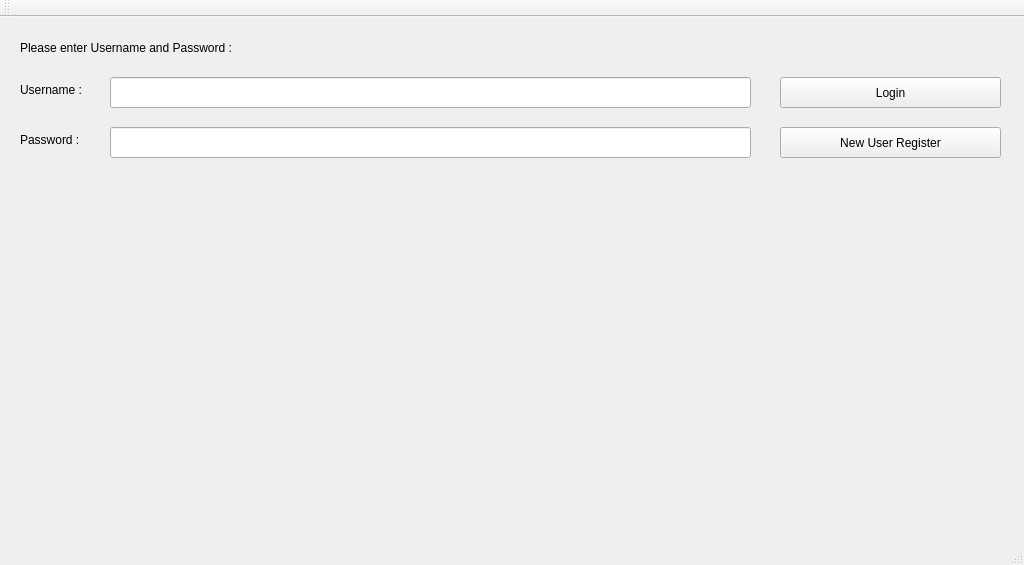
First picture: the form in GUI_Qt/SmartScale/login.ui, repository twschung/IoT-Smart-Scale, before the edit.
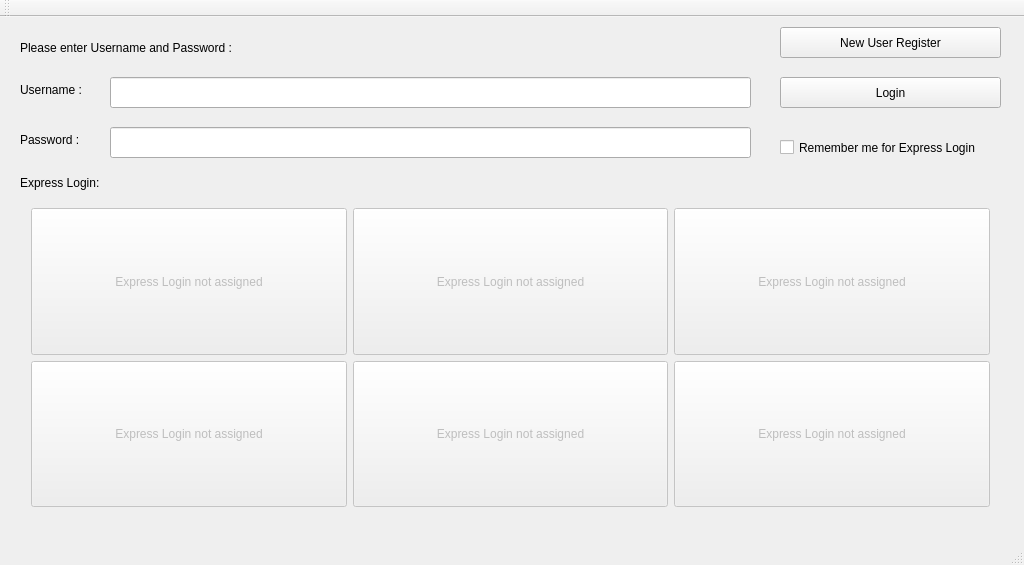
Second picture: the form after the edit.

Commit message: Added Express Login Feature

```diff
--- a/GUI_Qt/SmartScale/login.ui
+++ b/GUI_Qt/SmartScale/login.ui
@@ -31,7 +31,7 @@
     <property name="geometry">
      <rect>
       <x>780</x>
-      <y>110</y>
+      <y>10</y>
       <width>221</width>
       <height>31</height>
      </rect>
@@ -71,7 +71,7 @@
      <rect>
       <x>20</x>
       <y>10</y>
-      <width>271</width>
+      <width>281</width>
       <height>41</height>
      </rect>
     </property>
@@ -112,8 +112,8 @@
     <property name="geometry">
      <rect>
       <x>290</x>
-      <y>20</y>
-      <width>711</width>
+      <y>10</y>
+      <width>461</width>
       <height>31</height>
      </rect>
     </property>
@@ -128,6 +128,143 @@
      <string/>
     </property>
    </widget>
+   <widget class="QWidget" name="gridLayoutWidget">
+    <property name="geometry">
+     <rect>
+      <x>20</x>
+      <y>180</y>
+      <width>981</width>
+      <height>321</height>
+     </rect>
+    </property>
+    <layout class="QGridLayout" name="gridLayout">
+     <property name="sizeConstraint">
+      <enum>QLayout::SetDefaultConstraint</enum>
+     </property>
+     <item row="0" column="1">
+      <widget class="QPushButton" name="btnExpressUser_2">
+       <property name="enabled">
+        <bool>false</bool>
+       </property>
+       <property name="sizePolicy">
+        <sizepolicy hsizetype="Minimum" vsizetype="Expanding">
+         <horstretch>0</horstretch>
+         <verstretch>0</verstretch>
+        </sizepolicy>
+       </property>
+       <property name="text">
+        <string>Express Login not assigned</string>
+       </property>
+      </widget>
+     </item>
+     <item row="1" column="1">
+      <widget class="QPushButton" name="btnExpressUser_5">
+       <property name="enabled">
+        <bool>false</bool>
+       </property>
+       <property name="sizePolicy">
+        <sizepolicy hsizetype="Minimum" vsizetype="Expanding">
+         <horstretch>0</horstretch>
+         <verstretch>0</verstretch>
+        </sizepolicy>
+       </property>
+       <property name="text">
+        <string>Express Login not assigned</string>
+       </property>
+      </widget>
+     </item>
+     <item row="0" column="0">
+      <widget class="QPushButton" name="btnExpressUser_1">
+       <property name="enabled">
+        <bool>false</bool>
+       </property>
+       <property name="sizePolicy">
+        <sizepolicy hsizetype="Minimum" vsizetype="Expanding">
+         <horstretch>0</horstretch>
+         <verstretch>0</verstretch>
+        </sizepolicy>
+       </property>
+       <property name="text">
+        <string>Express Login not assigned</string>
+       </property>
+      </widget>
+     </item>
+     <item row="1" column="0">
+      <widget class="QPushButton" name="btnExpressUser_4">
+       <property name="enabled">
+        <bool>false</bool>
+       </property>
+       <property name="sizePolicy">
+        <sizepolicy hsizetype="Minimum" vsizetype="Expanding">
+         <horstretch>0</horstretch>
+         <verstretch>0</verstretch>
+        </sizepolicy>
+       </property>
+       <property name="text">
+        <string>Express Login not assigned</string>
+       </property>
+      </widget>
+     </item>
+     <item row="0" column="2">
+      <widget class="QPushButton" name="btnExpressUser_3">
+       <property name="enabled">
+        <bool>false</bool>
+       </property>
+       <property name="sizePolicy">
+        <sizepolicy hsizetype="Minimum" vsizetype="Expanding">
+         <horstretch>0</horstretch>
+         <verstretch>0</verstretch>
+        </sizepolicy>
+       </property>
+       <property name="text">
+        <string>Express Login not assigned</string>
+       </property>
+      </widget>
+     </item>
+     <item row="1" column="2">
+      <widget class="QPushButton" name="btnExpressUser_6">
+       <property name="enabled">
+        <bool>false</bool>
+       </property>
+       <property name="sizePolicy">
+        <sizepolicy hsizetype="Minimum" vsizetype="Expanding">
+         <horstretch>0</horstretch>
+         <verstretch>0</verstretch>
+        </sizepolicy>
+       </property>
+       <property name="text">
+        <string>Express Login not assigned</string>
+       </property>
+      </widget>
+     </item>
+    </layout>
+   </widget>
+   <widget class="QCheckBox" name="chkExpressLogin">
+    <property name="geometry">
+     <rect>
+      <x>780</x>
+      <y>110</y>
+      <width>221</width>
+      <height>41</height>
+     </rect>
+    </property>
+    <property name="text">
+     <string>Remember me for Express Login</string>
+    </property>
+   </widget>
+   <widget class="QLabel" name="lblTitle_2">
+    <property name="geometry">
+     <rect>
+      <x>20</x>
+      <y>150</y>
+      <width>281</width>
+      <height>31</height>
+     </rect>
+    </property>
+    <property name="text">
+     <string>Express Login:</string>
+    </property>
+   </widget>
   </widget>
   <widget class="QMenuBar" name="menuBar">
    <property name="geometry">
```
The commit also changes 25 other files.
